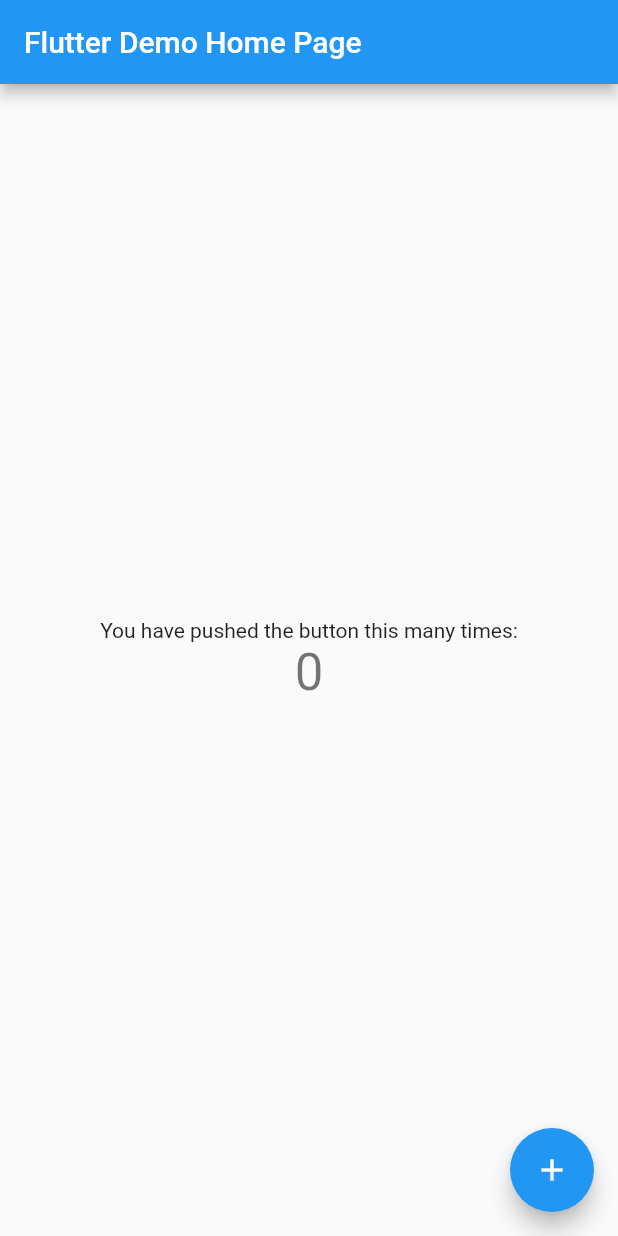
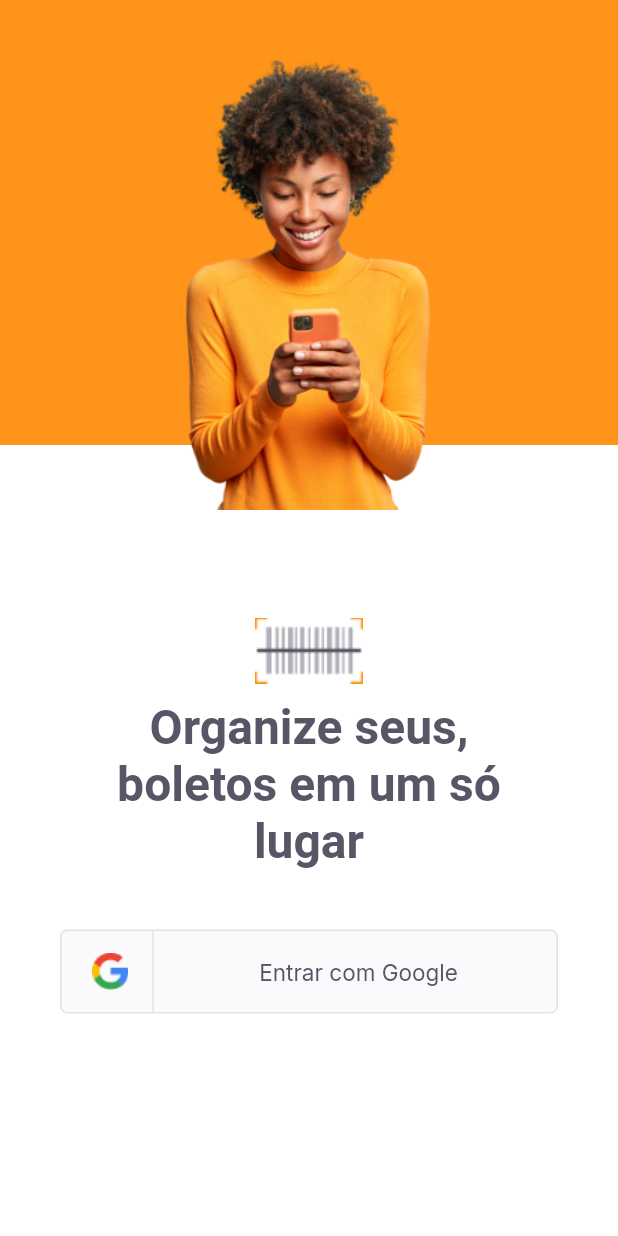
Before and after one commit to td-santos/NLW06_Flutter, a Flutter app: the screen it shows after launch, on a phone screen of 412 x 824 dp. Run offline on Flutter 3.47's test engine with Material 2 defaults, Android fonts, the phone set to English and light mode, and no system bars; our stand-ins replace google_fonts.

Commit message:
commit layout splash, login

```diff
--- a/payflow/lib/main.dart
+++ b/payflow/lib/main.dart
@@ -1,4 +1,7 @@
 import 'package:flutter/material.dart';
+import 'package:payflow/modules/login/login_page.dart';
+import 'package:payflow/modules/splash/splash_page.dart';
+import 'package:payflow/shared/themes/app_colors.dart';
 
 void main() {
   runApp(MyApp());
@@ -9,105 +12,11 @@ class MyApp extends StatelessWidget {
   @override
   Widget build(BuildContext context) {
     return MaterialApp(
-      title: 'Flutter Demo',
+      title: 'Pay Flow',
       theme: ThemeData(
-        // This is the theme of your application.
-        //
-        // Try running your application with "flutter run". You'll see the
-        // application has a blue toolbar. Then, without quitting the app, try
-        // changing the primarySwatch below to Colors.green and then invoke
-        // "hot reload" (press "r" in the console where you ran "flutter run",
-        // or simply save your changes to "hot reload" in a Flutter IDE).
-        // Notice that the counter didn't reset back to zero; the application
-        // is not restarted.
-        primarySwatch: Colors.blue,
+        primaryColor: AppColors.primary
       ),
-      home: MyHomePage(title: 'Flutter Demo Home Page'),
+      home: LoginPage(),
     );
   }
 }
-
-class MyHomePage extends StatefulWidget {
-  MyHomePage({Key key, this.title}) : super(key: key);
-
-  // This widget is the home page of your application. It is stateful, meaning
-  // that it has a State object (defined below) that contains fields that affect
-  // how it looks.
-
-  // This class is the configuration for the state. It holds the values (in this
-  // case the title) provided by the parent (in this case the App widget) and
-  // used by the build method of the State. Fields in a Widget subclass are
-  // always marked "final".
-
-  final String title;
-
-  @override
-  _MyHomePageState createState() => _MyHomePageState();
-}
-
-class _MyHomePageState extends State<MyHomePage> {
-  int _counter = 0;
-
-  void _incrementCounter() {
-    setState(() {
-      // This call to setState tells the Flutter framework that something has
-      // changed in this State, which causes it to rerun the build method below
-      // so that the display can reflect the updated values. If we changed
-      // _counter without calling setState(), then the build method would not be
-      // called again, and so nothing would appear to happen.
-      _counter++;
-    });
-  }
-
-  @override
-  Widget build(BuildContext context) {
-    // This method is rerun every time setState is called, for instance as done
-    // by the _incrementCounter method above.
-    //
-    // The Flutter framework has been optimized to make rerunning build methods
-    // fast, so that you can just rebuild anything that needs updating rather
-    // than having to individually change instances of widgets.
-    return Scaffold(
-      appBar: AppBar(
-        // Here we take the value from the MyHomePage object that was created by
-        // the App.build method, and use it to set our appbar title.
-        title: Text(widget.title),
-      ),
-      body: Center(
-        // Center is a layout widget. It takes a single child and positions it
-        // in the middle of the parent.
-        child: Column(
-          // Column is also a layout widget. It takes a list of children and
-          // arranges them vertically. By default, it sizes itself to fit its
-          // children horizontally, and tries to be as tall as its parent.
-          //
-          // Invoke "debug painting" (press "p" in the console, choose the
-          // "Toggle Debug Paint" action from the Flutter Inspector in Android
-          // Studio, or the "Toggle Debug Paint" command in Visual Studio Code)
-          // to see the wireframe for each widget.
-          //
-          // Column has various properties to control how it sizes itself and
-          // how it positions its children. Here we use mainAxisAlignment to
-          // center the children vertically; the main axis here is the vertical
-          // axis because Columns are vertical (the cross axis would be
-          // horizontal).
-          mainAxisAlignment: MainAxisAlignment.center,
-          children: <Widget>[
-            Text(
-              'You have pushed the button this many times:',
-            ),
-            Text(
-              '$_counter',
-              style: Theme.of(context).textTheme.headline4,
-            ),
-          ],
-        ),
-      ),
-      floatingActionButton: FloatingActionButton(
-        onPressed: _incrementCounter,
-        tooltip: 'Increment',
-        child: Icon(Icons.add),
-      ), // This trailing comma makes auto-formatting nicer for build methods.
-    );
-  }
-}
--- /dev/null
+++ b/payflow/lib/modules/home/home_page.dart
@@ -0,0 +1,15 @@
+import 'package:flutter/material.dart';
+
+class HomePage extends StatelessWidget {
+  const HomePage({ Key? key }) : super(key: key);
+
+  @override
+  Widget build(BuildContext context) {
+    return Scaffold(
+      appBar: AppBar(
+        title: Text('HomePage'),
+      ),
+      body: Container(),
+    );
+  }
+}
--- /dev/null
+++ b/payflow/lib/modules/login/login_page.dart
@@ -0,0 +1,69 @@
+import 'package:flutter/material.dart';
+import 'package:payflow/shared/themes/app_colors.dart';
+import 'package:payflow/shared/themes/app_images.dart';
+import 'package:payflow/shared/themes/app_text_styles.dart';
+import 'package:payflow/shared/widgets/social_login/social_login_button.dart';
+
+class LoginPage extends StatefulWidget {
+  const LoginPage({ Key? key }) : super(key: key);
+
+  @override
+  _LoginPageState createState() => _LoginPageState();
+}
+
+class _LoginPageState extends State<LoginPage> {
+  @override
+  Widget build(BuildContext context) {
+    final size = MediaQuery.of(context).size;
+    return Scaffold(
+      backgroundColor: AppColors.background,
+      body: Container(
+        width: size.width,
+        height: size.height,
+        child: Stack(
+          children: [
+            Container(
+              width: size.width,
+              height: size.height * 0.36,
+              color: AppColors.primary,
+            ),
+            Positioned(
+              left: 0,
+              right: 0,
+              top: 40,
+              child: Image.asset(
+                AppImages.person,
+                width: 208,//size.width *0.4,
+                height: 300//size.height * 0.5,
+              )),
+
+            Positioned(
+              bottom: size.height * 0.18,
+              left: 0,
+              right: 0,
+              child: Column(
+                mainAxisAlignment: MainAxisAlignment.center,
+                crossAxisAlignment: CrossAxisAlignment.center,
+                children: [
+                  Image.asset(AppImages.logomini),
+                  Padding(
+                    padding: const EdgeInsets.only(left: 70,right: 70,top: 10),
+                    child: Text('Organize seus, boletos em um só lugar',
+                      textAlign: TextAlign.center,
+                      style: TextStyles.titleHome,
+                    ),
+                  ),
+                  Padding(
+                    padding: const EdgeInsets.only(left: 40,right: 40,top: 40),
+                    child: SocialLoginButton(onTap: (){},),
+                  )
+                ],
+              ),
+            ),
+
+          ],
+        ),
+      ),
+    );
+  }
+}
--- /dev/null
+++ b/payflow/lib/modules/splash/splash_page.dart
@@ -0,0 +1,20 @@
+import 'package:flutter/material.dart';
+import 'package:payflow/shared/themes/app_colors.dart';
+import 'package:payflow/shared/themes/app_images.dart';
+
+class SplashPage extends StatelessWidget {
+  const SplashPage({ Key? key }) : super(key: key);
+
+  @override
+  Widget build(BuildContext context) {
+    return Scaffold(
+      backgroundColor: AppColors.background,
+      body: Stack(
+        children: [
+          Center(child: Image.asset(AppImages.union)),
+          Center(child: Image.asset(AppImages.logoFull))
+        ],
+      ),
+    );
+  }
+}
--- /dev/null
+++ b/payflow/lib/shared/themes/app_colors.dart
@@ -0,0 +1,14 @@
+import  'package:flutter/material.dart';
+
+class AppColors{
+
+  static final primary = Color(0xFFFF941A);
+  static final grey = Color(0xFF585666);
+  static final delete = Color(0xFFE83F5B);
+  static final heading = Color(0xFF585666);
+  static final body = Color(0xFF706E7A);
+  static final stroke = Color(0xFFE3E3E6);
+  static final shape = Color(0xFFFAFAFC);
+  static final background = Color(0xFFFFFFFF);
+
+}
--- /dev/null
+++ b/payflow/lib/shared/themes/app_images.dart
@@ -0,0 +1,9 @@
+class  AppImages {
+
+  static  const logoFull = "assets/images/logofull.png";
+  static  const logomini = "assets/images/logomini.png";
+  static  const union = "assets/images/union.png";
+  static  const person = "assets/images/person.png";
+  static  const google = "assets/images/google.png";
+
+}
--- /dev/null
+++ b/payflow/lib/shared/themes/app_text_styles.dart
@@ -0,0 +1,111 @@
+import  'package:flutter/material.dart';
+import  'package:google_fonts/google_fonts.dart';
+import  'package:payflow/shared/themes/app_colors.dart';
+
+class  TextStyles {
+  static  final titleHome = GoogleFonts.lexendDeca(
+    fontSize: 32,
+    fontWeight: FontWeight.w600,
+    color: AppColors.heading,
+  );
+  static  final titleRegular = GoogleFonts.lexendDeca(
+    fontSize: 20,
+    fontWeight: FontWeight.w400,
+    color: AppColors.heading,
+  );
+  static  final titleBoldHeading = GoogleFonts.lexendDeca(
+    fontSize: 20,
+    fontWeight: FontWeight.w600,
+    color: AppColors.heading,
+  );
+  static  final titleBoldBackground = GoogleFonts.lexendDeca(
+    fontSize: 20,
+    fontWeight: FontWeight.w600,
+    color: AppColors.background,
+  );
+  static  final titleListTile = GoogleFonts.lexendDeca(
+    fontSize: 17,
+    fontWeight: FontWeight.w600,
+    color: AppColors.heading,
+  );
+  static  final trailingRegular = GoogleFonts.lexendDeca(
+    fontSize: 16,
+    fontWeight: FontWeight.w400,
+    color: AppColors.heading,
+  );
+  static  final trailingBold = GoogleFonts.lexendDeca(
+    fontSize: 16,
+    fontWeight: FontWeight.w600,
+    color: AppColors.heading,
+  );
+  static  final buttonPrimary = GoogleFonts.inter(
+    fontSize: 15,
+    fontWeight: FontWeight.w400,
+    color: AppColors.primary,
+  );
+  static  final buttonHeading = GoogleFonts.inter(
+    fontSize: 15,
+    fontWeight: FontWeight.w400,
+    color: AppColors.heading,
+  );
+  static  final buttonGray = GoogleFonts.inter(
+    fontSize: 15,
+    fontWeight: FontWeight.w400,
+    color: AppColors.grey,
+  );
+  static  final buttonBackground = GoogleFonts.inter(
+    fontSize: 15,
+    fontWeight: FontWeight.w400,
+    color: AppColors.background,
+  );
+  static  final buttonBoldPrimary = GoogleFonts.inter(
+    fontSize: 15,
+    fontWeight: FontWeight.w700,
+    color: AppColors.primary,
+  );
+  static  final buttonBoldHeading = GoogleFonts.inter(
+    fontSize: 15,
+    fontWeight: FontWeight.w700,
+    color: AppColors.heading,
+  );
+  static  final buttonBoldGray = GoogleFonts.inter(
+    fontSize: 15,
+    fontWeight: FontWeight.w700,
+    color: AppColors.grey,
+  );
+  static  final buttonBoldBackground = GoogleFonts.inter(
+    fontSize: 15,
+    fontWeight: FontWeight.w700,
+    color: AppColors.background,
+  );
+  static  final captionBackground = GoogleFonts.lexendDeca(
+    fontSize: 13,
+    fontWeight: FontWeight.w400,
+    color: AppColors.background,
+  );
+  static  final captionShape = GoogleFonts.lexendDeca(
+    fontSize: 13,
+    fontWeight: FontWeight.w400,
+    color: AppColors.shape,
+  );
+  static  final captionBody = GoogleFonts.lexendDeca(
+    fontSize: 13,
+    fontWeight: FontWeight.w400,
+    color: AppColors.body,
+  );
+  static  final captionBoldBackground = GoogleFonts.lexendDeca(
+    fontSize: 13,
+    fontWeight: FontWeight.w600,
+    color: AppColors.background,
+  );
+  static  final captionBoldShape = GoogleFonts.lexendDeca(
+    fontSize: 13,
+    fontWeight: FontWeight.w600,
+    color: AppColors.shape,
+  );
+  static  final captionBoldBody = GoogleFonts.lexendDeca(
+    fontSize: 13,
+    fontWeight: FontWeight.w600,
+    color: AppColors.body,
+  );
+}
--- /dev/null
+++ b/payflow/lib/shared/widgets/social_login/social_login_button.dart
@@ -0,0 +1,58 @@
+import 'package:flutter/material.dart';
+import 'package:payflow/shared/themes/app_colors.dart';
+import 'package:payflow/shared/themes/app_images.dart';
+import 'package:payflow/shared/themes/app_text_styles.dart';
+
+class SocialLoginButton extends StatelessWidget {
+
+  final VoidCallback onTap;
+  const SocialLoginButton({Key? key, required this.onTap}) : super(key: key);
+
+  @override
+  Widget build(BuildContext context) {
+    return InkWell(
+      onTap: onTap,
+      child: Container(
+        height: 56,
+        decoration: BoxDecoration(
+          color: AppColors.shape,
+          borderRadius: BorderRadius.circular(5),
+          border: Border.all(color: AppColors.stroke),
+        ),
+        child: Row(
+          children: [
+            Expanded(
+              flex: 1,
+              child: Row(
+                mainAxisAlignment: MainAxisAlignment.center,
+                children: [
+                  SizedBox(width: 16,),
+                  Image.asset(AppImages.google),
+                  SizedBox(width: 16,),
+                  Container(
+                    width: 1,
+                    height: 56,
+                    color: AppColors.stroke,
+                  )
+                ],
+              ),
+            ),
+            Expanded(
+              flex: 4,
+              child: Row(
+                mainAxisAlignment: MainAxisAlignment.center,
+                children: [
+                  Text(
+                    'Entrar com Google',
+                    style: TextStyles.buttonGray,
+                  ),
+                ],
+              ),
+            ),
+            //Expanded(child: Container())
+          ],
+        ),
+      ),
+    );
+  }
+}
```
Also changed, not shown: payflow/pubspec.yaml (+4 -3 lines), payflow/assets/images/google.png (added), payflow/assets/images/logofull.png (added), payflow/assets/images/logomini.png (added), payflow/assets/images/person.png (added), payflow/assets/images/union.png (added), payflow/pubspec.lock, 1 other file.
